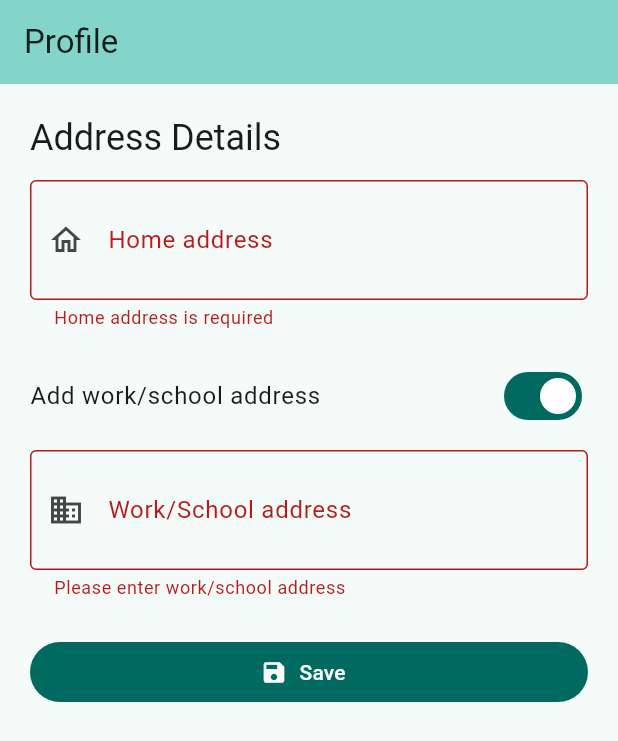
After one commit to saksham-sankhla04/travel_tracker, a Flutter app: the ProfilePage screen opened by its route, after a tap on "Add work/school address", after a tap on "Save", on a phone screen of 412 x 824 dp. The commit adds this screen. Shown: the top 741 px of the screen. Run offline on Flutter 3.47's test engine with Material 3 defaults, Android fonts, the phone set to English and light mode, and no system bars; our stand-ins replace flutter_local_notifications, flutter_riverpod, geolocator, go_router, permission_handler, shared_preferences; missing offline and left inert: flutter_background_service; accounts and stored records are empty; statements that could not run were skipped.

Commit message:
Add profile editing, trip status badges, and dashboard data quality metric

```diff
--- a/lib/core/router/app_router.dart
+++ b/lib/core/router/app_router.dart
@@ -2,6 +2,7 @@ import 'package:flutter/material.dart';
 import 'package:go_router/go_router.dart';
 
 import '../../features/onboarding/presentation/pages/onboarding_page.dart';
+import '../../features/onboarding/presentation/pages/profile_page.dart';
 import '../../features/trip_tracking/presentation/pages/home_page.dart';
 import '../../features/trip_survey/presentation/pages/survey_page.dart';
 import '../../features/trip_survey/presentation/pages/trip_history_page.dart';
@@ -17,6 +18,7 @@ final appRouter = GoRouter(
       path: '/onboarding',
       builder: (context, state) => const OnboardingPage(),
     ),
+    GoRoute(path: '/profile', builder: (context, state) => const ProfilePage()),
     GoRoute(
       path: '/survey',
       builder: (context, state) {
--- a/lib/features/onboarding/data/services/onboarding_storage_service.dart
+++ b/lib/features/onboarding/data/services/onboarding_storage_service.dart
@@ -35,4 +35,14 @@ class OnboardingStorageService {
     final prefs = await SharedPreferences.getInstance();
     return prefs.getString(_workSchoolAddressKey);
   }
+
+  static Future<void> updateAddresses({
+    required String homeAddress,
+    String? workSchoolAddress,
+  }) async {
+    await completeOnboarding(
+      homeAddress: homeAddress,
+      workSchoolAddress: workSchoolAddress,
+    );
+  }
 }
--- /dev/null
+++ b/lib/features/onboarding/presentation/pages/profile_page.dart
@@ -0,0 +1,147 @@
+import 'package:flutter/material.dart';
+
+import '../../data/services/onboarding_storage_service.dart';
+
+class ProfilePage extends StatefulWidget {
+  const ProfilePage({super.key});
+
+  @override
+  State<ProfilePage> createState() => _ProfilePageState();
+}
+
+class _ProfilePageState extends State<ProfilePage> {
+  final _formKey = GlobalKey<FormState>();
+  final _homeAddressController = TextEditingController();
+  final _workSchoolController = TextEditingController();
+
+  bool _addWorkSchoolAddress = false;
+  bool _isLoading = true;
+  bool _isSaving = false;
+
+  @override
+  void initState() {
+    super.initState();
+    _loadAddresses();
+  }
+
+  @override
+  void dispose() {
+    _homeAddressController.dispose();
+    _workSchoolController.dispose();
+    super.dispose();
+  }
+
+  Future<void> _loadAddresses() async {
+    final home = await OnboardingStorageService.getHomeAddress() ?? '';
+    final workSchool =
+        await OnboardingStorageService.getWorkSchoolAddress() ?? '';
+    if (!mounted) return;
+    _homeAddressController.text = home;
+    _workSchoolController.text = workSchool;
+    setState(() {
+      _addWorkSchoolAddress = workSchool.trim().isNotEmpty;
+      _isLoading = false;
+    });
+  }
+
+  Future<void> _save() async {
+    if (!_formKey.currentState!.validate() || _isSaving) return;
+    setState(() => _isSaving = true);
+    await OnboardingStorageService.updateAddresses(
+      homeAddress: _homeAddressController.text,
+      workSchoolAddress: _addWorkSchoolAddress
+          ? _workSchoolController.text
+          : null,
+    );
+    if (!mounted) return;
+    setState(() => _isSaving = false);
+    ScaffoldMessenger.of(
+      context,
+    ).showSnackBar(const SnackBar(content: Text('Addresses updated')));
+  }
+
+  @override
+  Widget build(BuildContext context) {
+    return Scaffold(
+      appBar: AppBar(
+        title: const Text('Profile'),
+        backgroundColor: Theme.of(context).colorScheme.inversePrimary,
+      ),
+      body: _isLoading
+          ? const Center(child: CircularProgressIndicator())
+          : Padding(
+              padding: const EdgeInsets.all(20),
+              child: Form(
+                key: _formKey,
+                child: ListView(
+                  children: [
+                    Text(
+                      'Address Details',
+                      style: Theme.of(context).textTheme.headlineSmall,
+                    ),
+                    const SizedBox(height: 12),
+                    TextFormField(
+                      controller: _homeAddressController,
+                      decoration: const InputDecoration(
+                        labelText: 'Home address',
+                        border: OutlineInputBorder(),
+                        prefixIcon: Icon(Icons.home_outlined),
+                      ),
+                      minLines: 2,
+                      maxLines: 3,
+                      validator: (value) {
+                        if (value == null || value.trim().isEmpty) {
+                          return 'Home address is required';
+                        }
+                        return null;
+                      },
+                    ),
+                    const SizedBox(height: 16),
+                    SwitchListTile(
+                      contentPadding: EdgeInsets.zero,
+                      title: const Text('Add work/school address'),
+                      value: _addWorkSchoolAddress,
+                      onChanged: (value) {
+                        setState(() => _addWorkSchoolAddress = value);
+                        if (!value) _workSchoolController.clear();
+                      },
+                    ),
+                    if (_addWorkSchoolAddress) ...[
+                      const SizedBox(height: 8),
+                      TextFormField(
+                        controller: _workSchoolController,
+                        decoration: const InputDecoration(
+                          labelText: 'Work/School address',
+                          border: OutlineInputBorder(),
+                          prefixIcon: Icon(Icons.business_outlined),
+                        ),
+                        minLines: 2,
+                        maxLines: 3,
+                        validator: (value) {
+                          if (_addWorkSchoolAddress &&
+                              (value == null || value.trim().isEmpty)) {
+                            return 'Please enter work/school address';
+                          }
+                          return null;
+                        },
+                      ),
+                    ],
+                    const SizedBox(height: 24),
+                    FilledButton.icon(
+                      onPressed: _isSaving ? null : _save,
+                      icon: _isSaving
+                          ? const SizedBox(
+                              width: 16,
+                              height: 16,
+                              child: CircularProgressIndicator(strokeWidth: 2),
+                            )
+                          : const Icon(Icons.save),
+                      label: Text(_isSaving ? 'Saving...' : 'Save'),
+                    ),
+                  ],
+                ),
+              ),
+            ),
+    );
+  }
+}
--- a/lib/features/trip_tracking/presentation/pages/home_page.dart
+++ b/lib/features/trip_tracking/presentation/pages/home_page.dart
@@ -107,6 +107,13 @@ class _HomePageState extends ConsumerState<HomePage> {
       appBar: AppBar(
         title: const Text('Travel Tracker'),
         backgroundColor: Theme.of(context).colorScheme.inversePrimary,
+        actions: [
+          IconButton(
+            onPressed: () => context.push('/profile'),
+            icon: const Icon(Icons.person_outline),
+            tooltip: 'Profile',
+          ),
+        ],
       ),
       body: Padding(
         padding: const EdgeInsets.all(20.0),
```
Also changed, not shown: lib/features/trip_survey/presentation/pages/trip_history_page.dart (+145 -44 lines), 4 other files.
